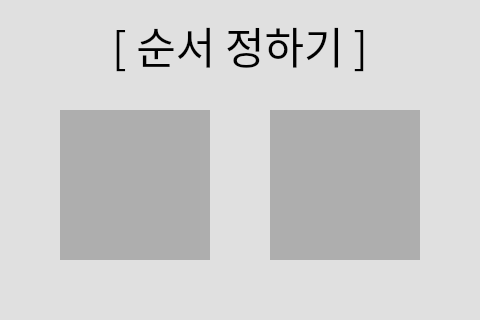
Before: the Qt Designer form GUI/ui/battlemode.ui in INUcapstone-19-20/CapstoneDesign_2, drawn with Qt 5.
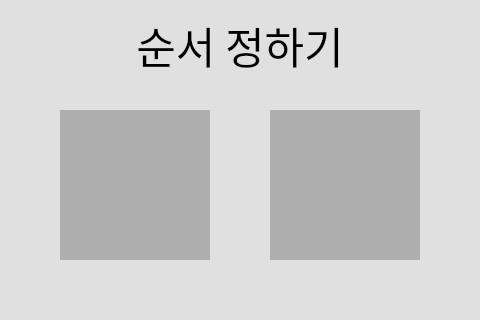
After: the same form once the commit is applied.

The edit to the form file:
```diff
--- a/GUI/ui/battlemode.ui
+++ b/GUI/ui/battlemode.ui
@@ -95,7 +95,7 @@
      <string notr="true">color:rgb(0, 0, 0)</string>
     </property>
     <property name="text">
-     <string>[ 순서 정하기 ]</string>
+     <string>순서 정하기</string>
     </property>
     <property name="alignment">
      <set>Qt::AlignCenter</set>
```
